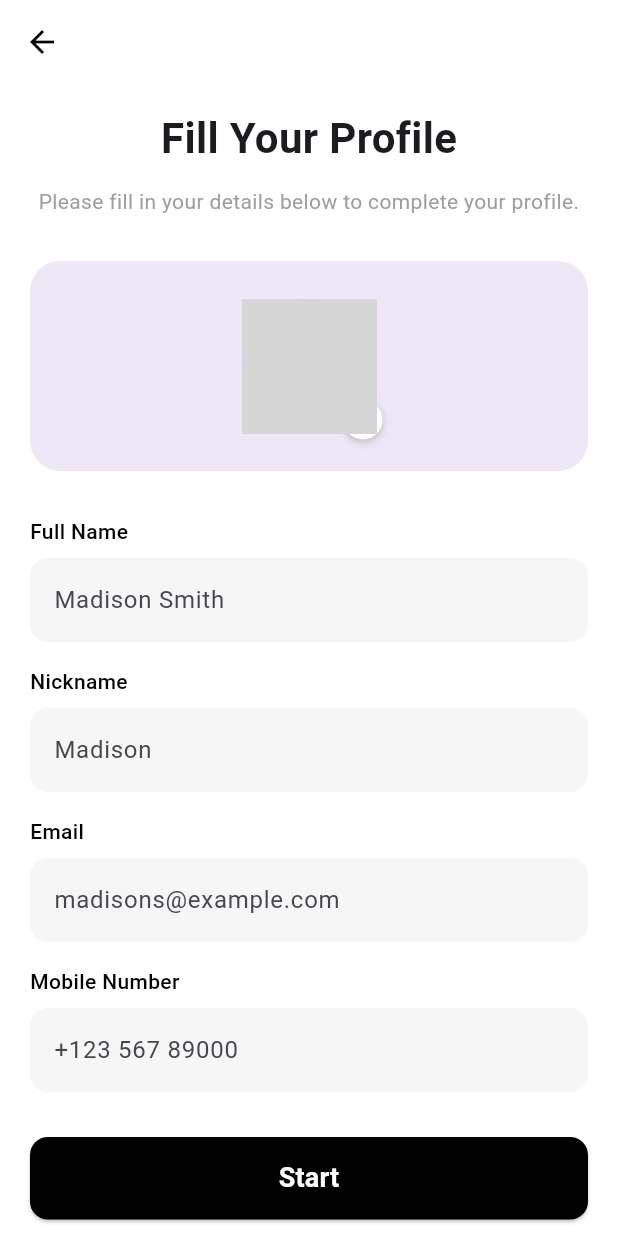
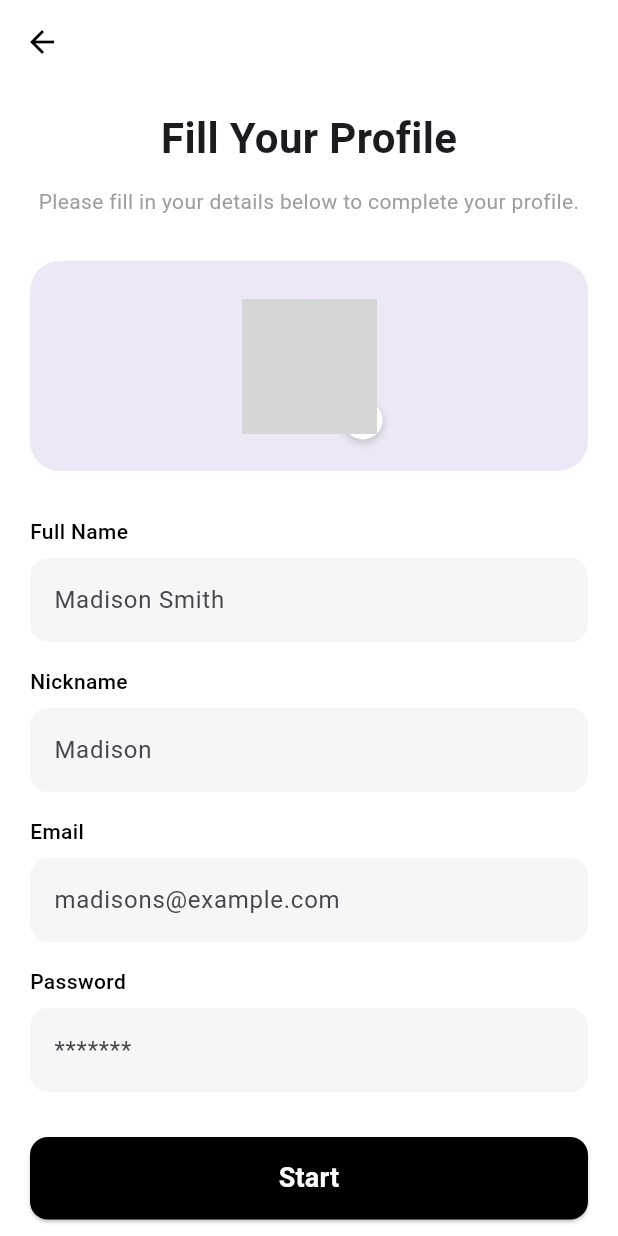
Before and after one commit to YoussefAhmedd15/Tracker-App, a Flutter app: the FillProfilePage screen opened directly, on a phone screen of 412 x 824 dp. Run offline on Flutter 3.47's test engine with Material 3 defaults, Android fonts, the phone set to English and light mode, and no system bars; our stand-ins replace fl_chart; grey boxes are pictures that could not be loaded.

Commit message:
fill_profile_page.dart

```diff
--- a/lib/Screens/fill_profile_page.dart
+++ b/lib/Screens/fill_profile_page.dart
@@ -33,7 +33,7 @@ class FillProfilePage extends StatelessWidget {
             ),
             const SizedBox(height: 30),
 
-            // Profile Picture Section (Updated)
+            // Profile Picture Section
             Container(
               height: 140,
               width: double.infinity,
@@ -48,9 +48,7 @@ class FillProfilePage extends StatelessWidget {
                   children: [
                     const CircleAvatar(
                       radius: 45,
-                      backgroundImage: NetworkImage(
-                        'https://i.pravatar.cc/150?img=4',
-                      ),
+                      backgroundImage: AssetImage('images/pp.jpg'),
                     ),
                     Positioned(
                       bottom: -4,
@@ -89,7 +87,7 @@ class FillProfilePage extends StatelessWidget {
             const SizedBox(height: 16),
             const CustomTextField(label: 'Email', hintText: 'madisons@example.com'),
             const SizedBox(height: 16),
-            const CustomTextField(label: 'Mobile Number', hintText: '+123 567 89000'),
+            const CustomTextField(label: 'Password', hintText: '*******'),
 
             const SizedBox(height: 30),
 
```
